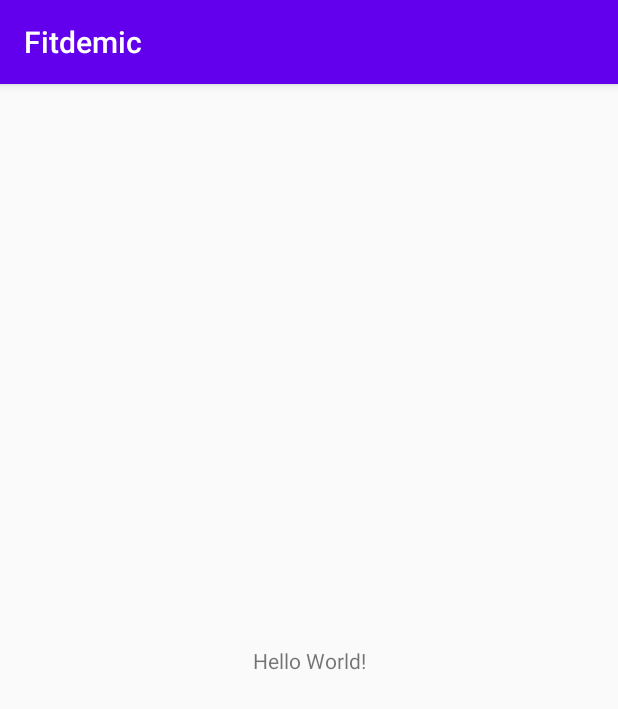
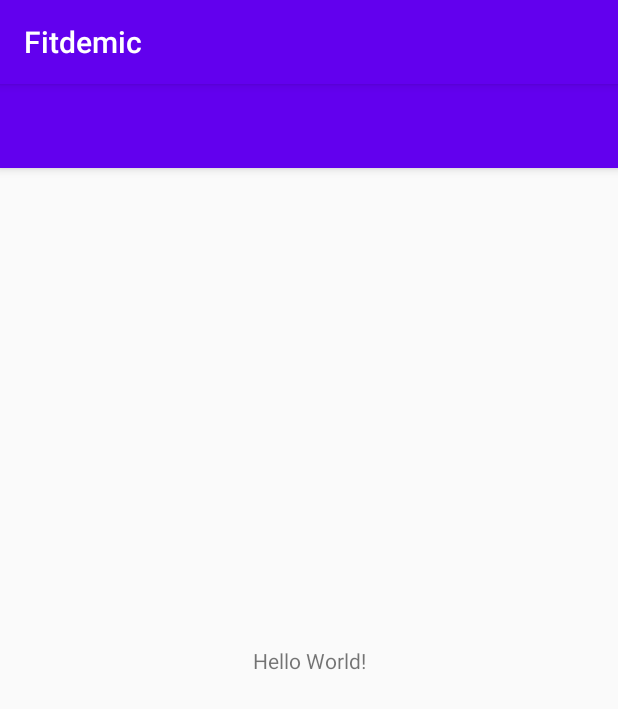
Before and after one commit to soupbizkit/Fitdemic, an Android app: the screen it shows after launch (MainActivity), on a phone screen of 412 x 824 dp. Shown: the top 709 px of the screen. Run offline under Robolectric (Android 15) with nearby library versions, the phone set to English and light mode, and no system bars; 1 statement that could not run was skipped.

Commit message:
activity pregunta, toolbar y edad

```diff
--- a/app/src/main/AndroidManifest.xml
+++ b/app/src/main/AndroidManifest.xml
@@ -9,6 +9,7 @@
         android:roundIcon="@mipmap/ic_launcher_round"
         android:supportsRtl="true"
         android:theme="@style/AppTheme">
+        <activity android:name=".PreguntasActivity"></activity>
         <activity android:name=".MainActivity">
             <intent-filter>
                 <action android:name="android.intent.action.MAIN" />
--- a/app/src/main/java/com/example/fitdemic/MainActivity.java
+++ b/app/src/main/java/com/example/fitdemic/MainActivity.java
@@ -1,8 +1,10 @@
 package com.example.fitdemic;
 
 import androidx.appcompat.app.AppCompatActivity;
+import androidx.appcompat.widget.Toolbar;
 
 import android.os.Bundle;
+
 
 public class MainActivity extends AppCompatActivity {
 
@@ -10,5 +12,8 @@ public class MainActivity extends AppCompatActivity {
     protected void onCreate(Bundle savedInstanceState) {
         super.onCreate(savedInstanceState);
         setContentView(R.layout.activity_main);
+
+        Toolbar toolbar = (Toolbar)findViewById(R.id.my_toolbar);
+        setSupportActionBar(toolbar);
     }
 }
--- a/app/src/main/res/layout/activity_main.xml
+++ b/app/src/main/res/layout/activity_main.xml
@@ -5,6 +5,9 @@
     android:layout_width="match_parent"
     android:layout_height="match_parent"
     tools:context=".MainActivity">
+
+    <include layout="@layout/toolbar"
+        android:id="@+id/my_toolbar"/>
 
     <TextView
         android:layout_width="wrap_content"
--- /dev/null
+++ b/app/src/main/res/layout/toolbar.xml
@@ -0,0 +1,13 @@
+<?xml version="1.0" encoding="utf-8"?>
+<androidx.appcompat.widget.Toolbar
+    xmlns:android="http://schemas.android.com/apk/res/android"
+    xmlns:app="http://schemas.android.com/apk/res-auto"
+    android:layout_width="match_parent"
+    android:layout_height="?attr/actionBarSize"
+    android:id="@+id/toolbar"
+    android:background="?attr/colorPrimary"
+    android:theme="@style/ThemeOverlay.AppCompat.Dark.ActionBar"
+    android:elevation="4dp"
+    app:popupTheme="@style/Theme.AppCompat.Light">
+
+</androidx.appcompat.widget.Toolbar>
--- a/app/src/main/res/values/strings.xml
+++ b/app/src/main/res/values/strings.xml
@@ -1,3 +1,5 @@
 <resources>
     <string name="app_name">Fitdemic</string>
+    <string name="preguntas">Responde las siguientes preguntas: </string>
+    <string name="botonSiguiente">Siguiente</string>
 </resources>
```
Also changed, not shown: app/src/main/java/com/example/fitdemic/PreguntasActivity.java (added, +14 -0 lines), app/src/main/res/layout/activity_preguntas.xml (added, +40 -0 lines).
